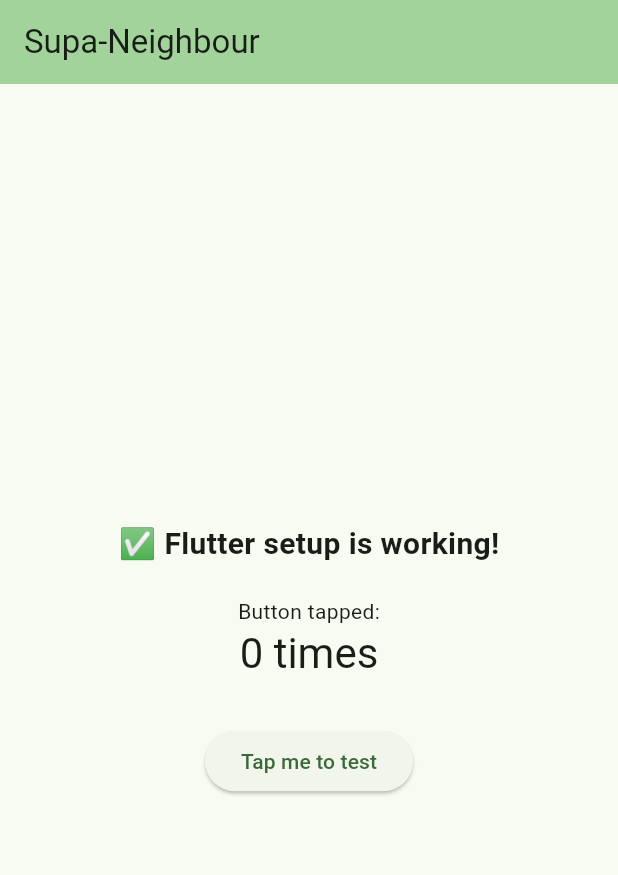
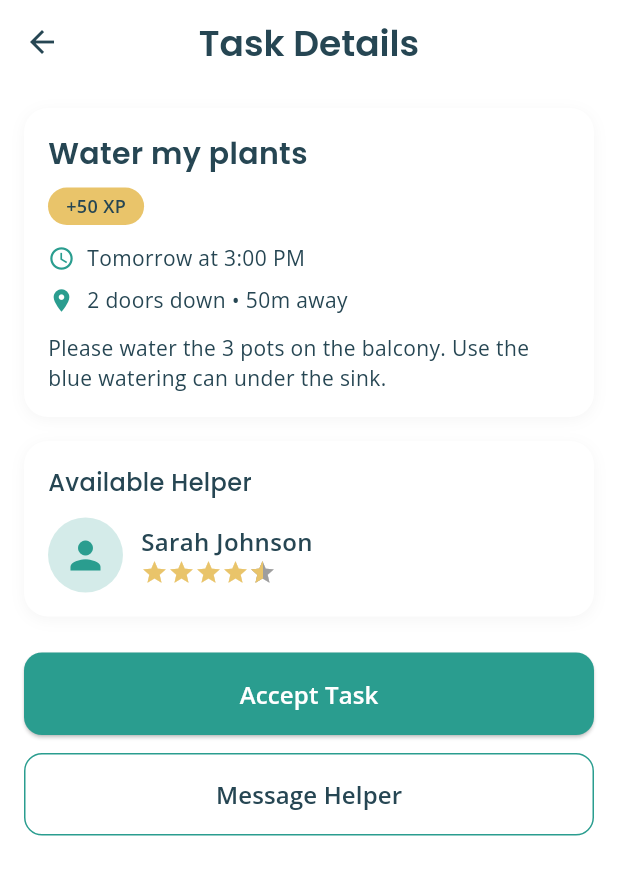
Before and after one commit to COS301-SE-2026/Supa-Neighbour, a Flutter app: the screen it shows after launch, on a phone screen of 412 x 824 dp. Shown: the top 875 px of the screen. Run offline on Flutter 3.47's test engine with Material 3 defaults, Android fonts, the phone set to English and light mode, and no system bars; drawn by our look-alikes of flutter_rating_bar; our stand-ins replace google_fonts.

Commit message:
added TaskDetailScreen and project frontend structure

```diff
--- /dev/null
+++ b/frontend/lib/app/screens/task_detail_screen.dart
@@ -0,0 +1,252 @@
+import 'package:flutter/material.dart';
+import 'package:flutter_rating_bar/flutter_rating_bar.dart';
+import 'package:google_fonts/google_fonts.dart';
+
+class TaskDetailScreen extends StatelessWidget {
+  const TaskDetailScreen({super.key});
+
+  @override
+  Widget build(BuildContext context) {
+    // Mock data - will be replaced with real data from API later
+    const String taskTitle = 'Water my plants';
+    const int xpReward = 50;
+    const String time = 'Tomorrow at 3:00 PM';
+    const String location = '2 doors down • 50m away';
+    const String instructions = 'Please water the 3 pots on the balcony. Use the blue watering can under the sink.';
+    const String helperName = 'Sarah Johnson';
+    const double helperTrustScore = 4.8;
+
+    return Scaffold(
+      backgroundColor: const Color(0xFFFFFFFF), // Clean White
+      appBar: AppBar(
+        backgroundColor: const Color(0xFFFFFFFF),
+        elevation: 0,
+        leading: IconButton(
+          icon: const Icon(Icons.arrow_back, color: Color(0xFF264653)), // Charcoal
+          onPressed: () => Navigator.pop(context),
+        ),
+        title: Text(
+          'Task Details',
+          style: GoogleFonts.poppins(
+            color: const Color(0xFF264653), // Charcoal
+            fontSize: 24,
+            fontWeight: FontWeight.w600,
+          ),
+        ),
+        centerTitle: true,
+      ),
+      body: SingleChildScrollView(
+        padding: const EdgeInsets.all(16),
+        child: Column(
+          crossAxisAlignment: CrossAxisAlignment.start,
+          children: [
+            // Task Card
+            Container(
+              decoration: BoxDecoration(
+                color: Colors.white,
+                borderRadius: BorderRadius.circular(16),
+                boxShadow: [
+                  BoxShadow(
+                    color: Colors.black.withOpacity(0.04),
+                    blurRadius: 8,
+                    offset: const Offset(0, 2),
+                  ),
+                ],
+              ),
+              padding: const EdgeInsets.all(16),
+              child: Column(
+                crossAxisAlignment: CrossAxisAlignment.start,
+                children: [
+                  Text(
+                    taskTitle,
+                    style: GoogleFonts.poppins(
+                      color: const Color(0xFF264653), // Charcoal
+                      fontSize: 20,
+                      fontWeight: FontWeight.w600,
+                    ),
+                  ),
+                  const SizedBox(height: 8),
+                  // XP Badge
+                  Container(
+                    padding: const EdgeInsets.symmetric(horizontal: 12, vertical: 4),
+                    decoration: BoxDecoration(
+                      color: const Color(0xFFE9C46A), // Citrus Yellow
+                      borderRadius: BorderRadius.circular(20),
+                    ),
+                    child: Text(
+                      '+$xpReward XP',
+                      style: GoogleFonts.openSans(
+                        color: const Color(0xFF264653), // Charcoal
+                        fontSize: 12,
+                        fontWeight: FontWeight.w600,
+                      ),
+                    ),
+                  ),
+                  const SizedBox(height: 12),
+                  _buildInfoRow(Icons.access_time, time),
+                  const SizedBox(height: 8),
+                  _buildInfoRow(Icons.location_on, location),
+                  const SizedBox(height: 12),
+                  Text(
+                    instructions,
+                    style: GoogleFonts.openSans(
+                      color: const Color(0xFF264653), // Charcoal
+                      fontSize: 14,
+                    ),
+                  ),
+                ],
+              ),
+            ),
+            const SizedBox(height: 16),
+            // Helper Section
+            Container(
+              decoration: BoxDecoration(
+                color: Colors.white,
+                borderRadius: BorderRadius.circular(16),
+                boxShadow: [
+                  BoxShadow(
+                    color: Colors.black.withOpacity(0.04),
+                    blurRadius: 8,
+                    offset: const Offset(0, 2),
+                  ),
+                ],
+              ),
+              padding: const EdgeInsets.all(16),
+              child: Column(
+                crossAxisAlignment: CrossAxisAlignment.start,
+                children: [
+                  Text(
+                    'Available Helper',
+                    style: GoogleFonts.poppins(
+                      color: const Color(0xFF264653), // Charcoal
+                      fontSize: 16,
+                      fontWeight: FontWeight.w500,
+                    ),
+                  ),
+                  const SizedBox(height: 12),
+                  Row(
+                    children: [
+                      Container(
+                        width: 50,
+                        height: 50,
+                        decoration: BoxDecoration(
+                          color: const Color(0xFF2A9D8F).withOpacity(0.2),
+                          shape: BoxShape.circle,
+                        ),
+                        child: const Icon(
+                          Icons.person,
+                          color: Color(0xFF2A9D8F),
+                          size: 30,
+                        ),
+                      ),
+                      const SizedBox(width: 12),
+                      Expanded(
+                        child: Column(
+                          crossAxisAlignment: CrossAxisAlignment.start,
+                          children: [
+                            Text(
+                              helperName,
+                              style: GoogleFonts.openSans(
+                                color: const Color(0xFF264653),
+                                fontSize: 16,
+                                fontWeight: FontWeight.w600,
+                              ),
+                            ),
+                            RatingBar.builder(
+                              initialRating: helperTrustScore,
+                              minRating: 1,
+                              direction: Axis.horizontal,
+                              allowHalfRating: true,
+                              itemCount: 5,
+                              itemSize: 18,
+                              ignoreGestures: true,
+                              itemBuilder: (_, __) => const Icon(
+                                Icons.star,
+                                color: Color(0xFFE9C46A),
+                              ),
+                              onRatingUpdate: (_) {},
+                            ),
+                          ],
+                        ),
+                      ),
+                    ],
+                  ),
+                ],
+              ),
+            ),
+            const SizedBox(height: 24),
+            // Accept Task Button
+            SizedBox(
+              width: double.infinity,
+              child: ElevatedButton(
+                onPressed: () {
+                  ScaffoldMessenger.of(context).showSnackBar(
+                    const SnackBar(content: Text('Task accepted! (Coming soon)')),
+                  );
+                },
+                style: ElevatedButton.styleFrom(
+                  backgroundColor: const Color(0xFF2A9D8F),
+                  foregroundColor: Colors.white,
+                  padding: const EdgeInsets.symmetric(vertical: 16),
+                  shape: RoundedRectangleBorder(
+                    borderRadius: BorderRadius.circular(12),
+                  ),
+                ),
+                child: Text(
+                  'Accept Task',
+                  style: GoogleFonts.openSans(
+                    fontSize: 16,
+                    fontWeight: FontWeight.w600,
+                  ),
+                ),
+              ),
+            ),
+            const SizedBox(height: 12),
+            // Message Helper Button (Outline)
+            SizedBox(
+              width: double.infinity,
+              child: OutlinedButton(
+                onPressed: () {
+                  ScaffoldMessenger.of(context).showSnackBar(
+                    const SnackBar(content: Text('Message helper (Coming soon)')),
+                  );
+                },
+                style: OutlinedButton.styleFrom(
+                  side: const BorderSide(color: Color(0xFF2A9D8F)),
+                  foregroundColor: const Color(0xFF264653),
+                  padding: const EdgeInsets.symmetric(vertical: 16),
+                  shape: RoundedRectangleBorder(
+                    borderRadius: BorderRadius.circular(12),
+                  ),
+                ),
+                child: Text(
+                  'Message Helper',
+                  style: GoogleFonts.openSans(
+                    fontSize: 16,
+                    fontWeight: FontWeight.w600,
+                  ),
+                ),
+              ),
+            ),
+          ],
+        ),
+      ),
+    );
+  }
+
+  Widget _buildInfoRow(IconData icon, String text) {
+    return Row(
+      children: [
+        Icon(icon, size: 18, color: const Color(0xFF2A9D8F)),
+        const SizedBox(width: 8),
+        Text(
+          text,
+          style: GoogleFonts.openSans(
+            color: const Color(0xFF264653),
+            fontSize: 14,
+          ),
+        ),
+      ],
+    );
+  }
+}
--- a/frontend/lib/main.dart
+++ b/frontend/lib/main.dart
@@ -1,80 +1,25 @@
 import 'package:flutter/material.dart';
+import 'app/screens/task_detail_screen.dart';
 
 void main() {
-  runApp(const MyApp());
+  runApp(const SupaNeighbourApp());
 }
 
-class MyApp extends StatelessWidget {
-  const MyApp({super.key});
+class SupaNeighbourApp extends StatelessWidget {
+  const SupaNeighbourApp({super.key});
 
   @override
   Widget build(BuildContext context) {
     return MaterialApp(
-      title: 'Supa-Neighbour',
+      title: 'Supa Neighbour',
       debugShowCheckedModeBanner: false,
       theme: ThemeData(
-        colorScheme: ColorScheme.fromSeed(seedColor: Colors.green),
+        colorScheme: ColorScheme.fromSeed(
+          seedColor: const Color(0xFF2A9D8F),
+        ),
         useMaterial3: true,
       ),
-      home: const HomeScreen(),
+      home: const TaskDetailScreen(),
     );
   }
 }
-
-class HomeScreen extends StatefulWidget {
-  const HomeScreen({super.key});
-
-  @override
-  State<HomeScreen> createState() => _HomeScreenState();
-}
-
-class _HomeScreenState extends State<HomeScreen> {
-  int _counter = 0;
-
-  void _increment() {
-    setState(() {
-      _counter++;
-    });
-  }
-
-  @override
-  Widget build(BuildContext context) {
-    return Scaffold(
-      appBar: AppBar(
-        title: const Text('Supa-Neighbour'),
-        backgroundColor: Theme.of(context).colorScheme.inversePrimary,
-      ),
-      body: Center(
-        child: Column(
-          mainAxisAlignment: MainAxisAlignment.center,
-          children: [
-            const Text(
-              '✅ Flutter setup is working!',
-              style: TextStyle(fontSize: 20, fontWeight: FontWeight.bold),
-            ),
-            const SizedBox(height: 20),
-            const Text('Button tapped:'),
-            Text(
-              '$_counter times',
-              style: Theme.of(context).textTheme.headlineMedium,
-            ),
-            const SizedBox(height: 30),
-            ElevatedButton(
-              onPressed: _increment,
-              child: const Text('Tap me to test'),
-            ),
-          ],
-        ),
-      ),
-    );
-  }
-}
-
-/*void main() {
-  // kIsWeb is a Flutter built-in that detects if running in a browser
-  if (kIsWeb) {
-    runApp(const AdminApp());   // loads admin dashboard
-  } else {
-    runApp(const MobileApp());  // loads normal user app
-  }
-}*/
```
Also changed, not shown: frontend/pubspec.yaml (+15 -0 lines), frontend/pubspec.lock, 5 other files.
